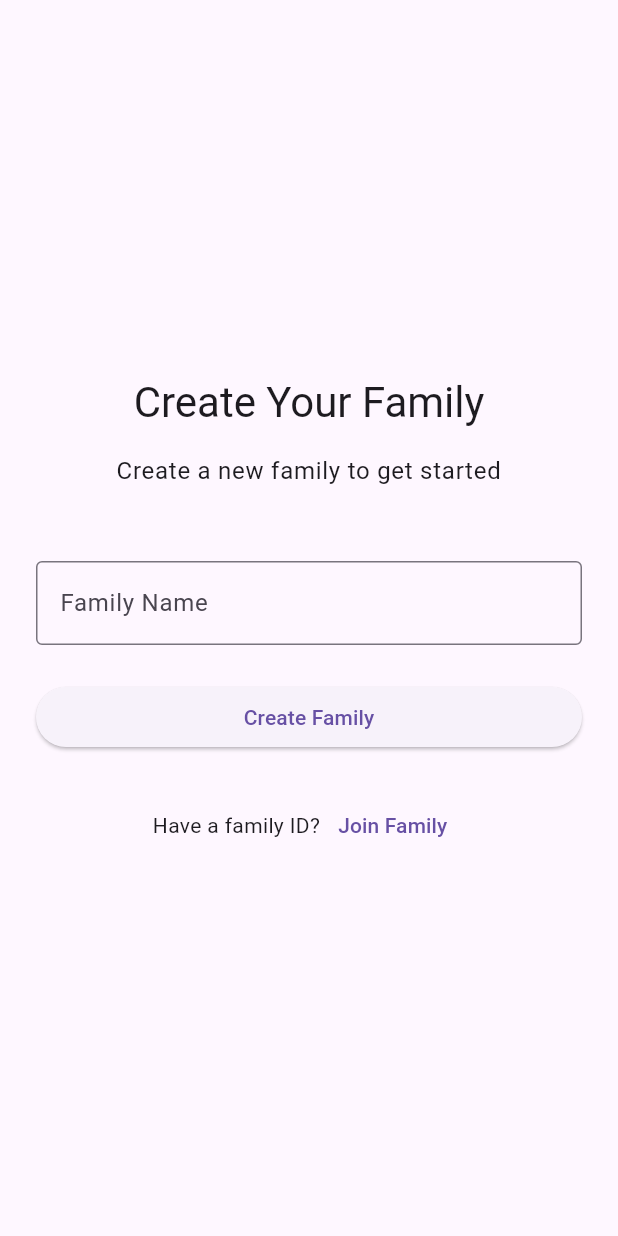
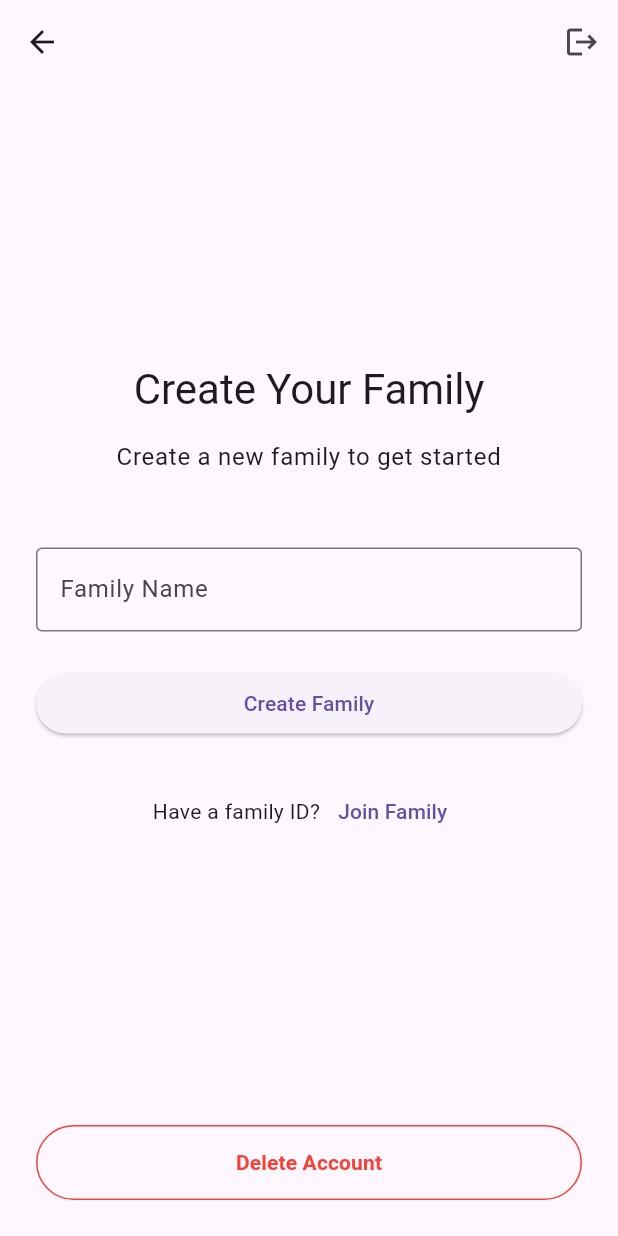
Before and after one commit to adrianmartinsen/multi-tenant-flutter-app, a Flutter app: the FamilySetupPage screen opened directly, on a phone screen of 412 x 824 dp. Run offline on Flutter 3.47's test engine with Material 3 defaults, Android fonts, the light colour scheme and no system bars; our stand-ins replace equatable, flutter_bloc, supabase_flutter; accounts and stored records are empty.

Commit message:
trying to implement delete account, but not working (yet)

```diff
--- a/lib/features/auth/domain/auth_repo.dart
+++ b/lib/features/auth/domain/auth_repo.dart
@@ -9,5 +9,6 @@ abstract class AuthRepository {
   Future<List<UserModel>> getFamilyMembers();
   Future<UserModel?> getCurrentUser();
   Future<FamilyModel?> getCurrentFamily();
+  Future<void> deleteAccount();
   Future<void> signOut();
 }
--- a/lib/features/auth/presentation/cubit/auth_cubit_state.dart
+++ b/lib/features/auth/presentation/cubit/auth_cubit_state.dart
@@ -1,7 +1,14 @@
+import 'package:equatable/equatable.dart';
+
 import '../../domain/family_model.dart';
 import '../../domain/user_model.dart';
 
-abstract class AuthCubitState {}
+abstract class AuthCubitState extends Equatable {
+  const AuthCubitState();
+
+  @override
+  List<Object?> get props => [];
+}
 
 class AuthInitial extends AuthCubitState {}
 
@@ -12,7 +19,10 @@ class AuthUserCreated extends AuthCubitState {}
 class AuthUserWithoutFamily extends AuthCubitState {
   final UserModel user;
 
-  AuthUserWithoutFamily({required this.user});
+  const AuthUserWithoutFamily({required this.user});
+
+  @override
+  List<Object?> get props => [user];
 }
 
 class AuthAuthenticated extends AuthCubitState {
@@ -21,7 +31,7 @@ class AuthAuthenticated extends AuthCubitState {
   final List<UserModel> familyMembers;
   final String? error;
 
-  AuthAuthenticated({
+  const AuthAuthenticated({
     required this.user,
     required this.family,
     this.familyMembers = const [],
@@ -41,10 +51,27 @@ class AuthAuthenticated extends AuthCubitState {
       error: error,
     );
   }
+
+  @override
+  List<Object?> get props => [user, family, familyMembers, error];
+}
+
+class AuthDeleting extends AuthCubitState {}
+
+class AuthAccountDeleted extends AuthCubitState {
+  final String message;
+
+  const AuthAccountDeleted({this.message = 'Account successfully deleted'});
+
+  @override
+  List<Object> get props => [message];
 }
 
 class AuthError extends AuthCubitState {
   final String message;
 
-  AuthError(this.message);
+  const AuthError(this.message);
+
+  @override
+  List<Object> get props => [message];
 }
--- a/lib/features/auth/presentation/pages/family_setup_page.dart
+++ b/lib/features/auth/presentation/pages/family_setup_page.dart
@@ -1,6 +1,10 @@
 import 'package:flutter/material.dart';
+import 'package:flutter_bloc/flutter_bloc.dart';
 
+import '../cubit/auth_cubit.dart';
+import '../cubit/auth_cubit_state.dart';
 import '../widgets/create_family_form.dart';
+import '../widgets/delete_account_dialog.dart';
 import '../widgets/join_family_form.dart';
 
 class FamilySetupPage extends StatefulWidget {
@@ -16,9 +20,22 @@ class _FamilySetupPageState extends State<FamilySetupPage> {
   @override
   Widget build(BuildContext context) {
     return Scaffold(
+      appBar: AppBar(
+        actions: [
+          IconButton(
+            icon: const Icon(Icons.logout),
+            onPressed: () {
+              context.read<AuthCubit>().signOut();
+            },
+          ),
+        ],
+      ),
       body: SafeArea(
         child: Padding(
-          padding: EdgeInsets.all(24.0),
+          padding: const EdgeInsets.all(24.0),
+          child: Column(
+            children: [
+              Expanded(
                 child: Column(
                   mainAxisAlignment: MainAxisAlignment.center,
                   children: [
@@ -27,7 +44,7 @@ class _FamilySetupPageState extends State<FamilySetupPage> {
                       style: Theme.of(context).textTheme.headlineMedium,
                       textAlign: TextAlign.center,
                     ),
-              SizedBox(height: 16),
+                    const SizedBox(height: 16),
                     Text(
                       _isJoinFamily
                           ? 'Enter the family ID to join an existing family'
@@ -35,12 +52,14 @@ class _FamilySetupPageState extends State<FamilySetupPage> {
                       style: Theme.of(context).textTheme.bodyLarge,
                       textAlign: TextAlign.center,
                     ),
-              SizedBox(height: 48),
+                    const SizedBox(height: 48),
 
                     // Toggle between create and join forms
-              _isJoinFamily ? JoinFamilyForm() : CreateFamilyForm(),
+                    _isJoinFamily
+                        ? const JoinFamilyForm()
+                        : const CreateFamilyForm(),
 
-              SizedBox(height: 24),
+                    const SizedBox(height: 24),
 
                     // Toggle button
                     Row(
@@ -66,6 +85,45 @@ class _FamilySetupPageState extends State<FamilySetupPage> {
                   ],
                 ),
               ),
+
+              const SizedBox(height: 24),
+              BlocBuilder<AuthCubit, AuthCubitState>(
+                builder: (context, state) {
+                  return SafeArea(
+                    child: OutlinedButton(
+                      style: OutlinedButton.styleFrom(
+                        minimumSize: const Size.fromHeight(50),
+                        side: BorderSide(color: Colors.red),
+                      ),
+                      onPressed: state is AuthDeleting
+                          ? null
+                          : () => DeleteAccountDialog.show(
+                              context,
+                              () => context.read<AuthCubit>().deleteAccount(),
+                            ),
+                      child: state is AuthDeleting
+                          ? const SizedBox(
+                              width: 24,
+                              height: 24,
+                              child: CircularProgressIndicator(
+                                strokeWidth: 3,
+                                color: Colors.red,
+                              ),
+                            )
+                          : const Text(
+                              'Delete Account',
+                              style: TextStyle(
+                                color: Colors.red,
+                                fontWeight: FontWeight.bold,
+                              ),
+                            ),
+                    ),
+                  );
+                },
+              ),
+            ],
+          ),
+        ),
       ),
     );
   }
```
Also changed, not shown: lib/features/auth/data/supabase_auth_repository.dart (+18 -0 lines), lib/features/auth/presentation/cubit/auth_cubit.dart (+17 -0 lines), lib/features/auth/presentation/widgets/delete_account_dialog.dart (added, +57 -0 lines), lib/home_page.dart (+33 -0 lines). Lines whose indentation alone changed are shown as unchanged.
